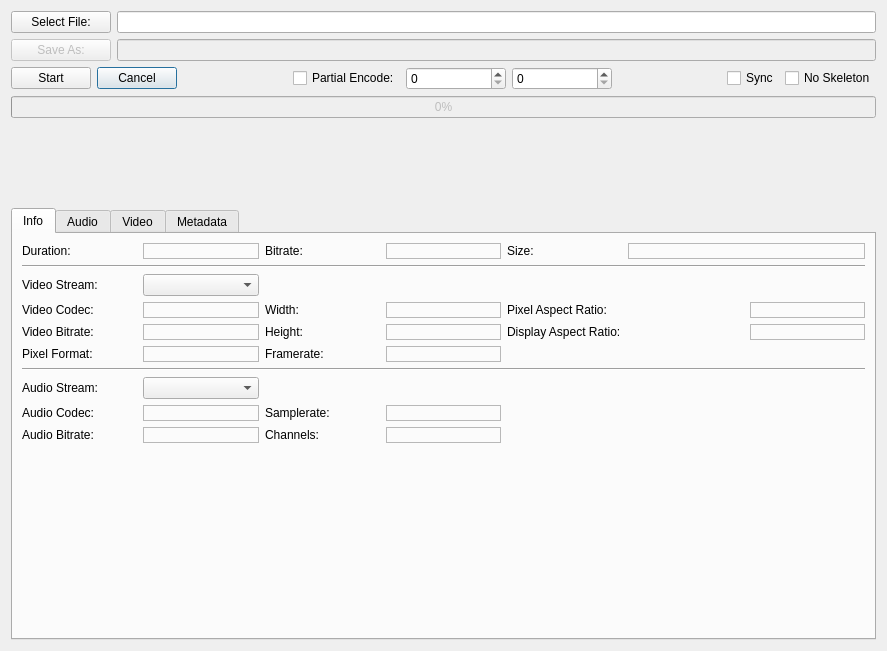
Above: src/dialog.ui from an146/qtheorafrontend before the change. Below: the same form after it.
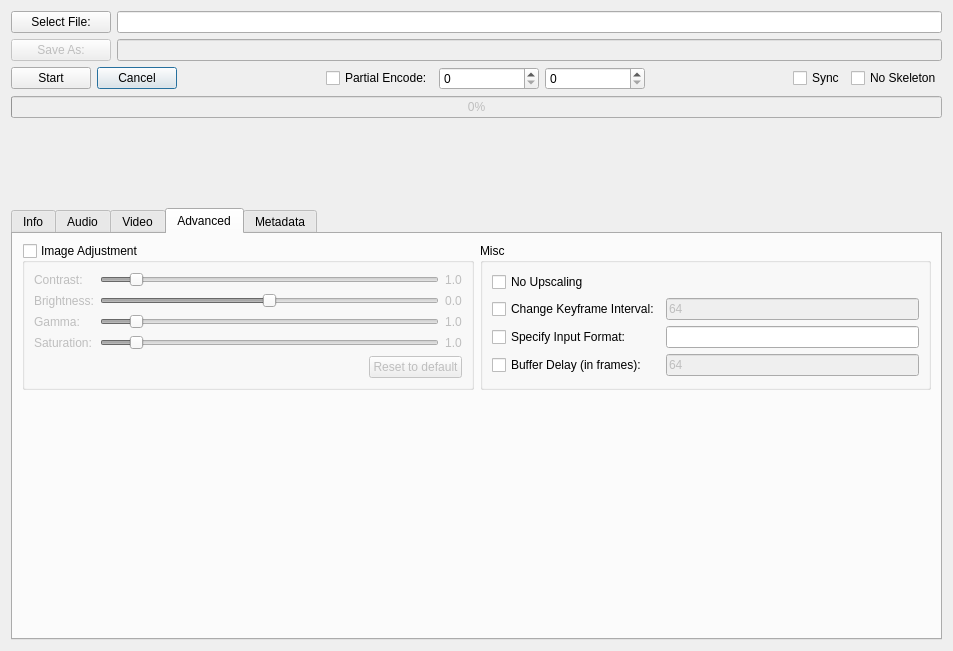
That is the form after the change. The open tabs and pages were chosen to show the change. Icons and pictures are not drawn. Custom widgets are drawn as their Qt base class.

Commit message: Advanced tab; some UI code cleanup

```diff
--- a/src/dialog.ui
+++ b/src/dialog.ui
@@ -6,7 +6,7 @@
    <rect>
     <x>0</x>
     <y>0</y>
-    <width>887</width>
+    <width>953</width>
     <height>651</height>
    </rect>
   </property>
@@ -1493,6 +1493,264 @@
        </item>
       </layout>
      </widget>
+     <widget class="QWidget" name="advanced">
+      <attribute name="title">
+       <string>Advanced</string>
+      </attribute>
+      <layout class="QGridLayout" name="gridLayout_5">
+       <item row="0" column="1">
+        <widget class="QGroupBox" name="groupBox_6">
+         <property name="title">
+          <string>Misc</string>
+         </property>
+         <layout class="QGridLayout" name="gridLayout_8">
+          <item row="0" column="0">
+           <widget class="QCheckBox" name="advanced_no_upscaling">
+            <property name="toolTip">
+             <string>Only scale video or resample audio
+if input is bigger than provided parameters</string>
+            </property>
+            <property name="text">
+             <string>No Upscaling</string>
+            </property>
+           </widget>
+          </item>
+          <item row="1" column="0">
+           <widget class="QCheckBox" name="advanced_keyint">
+            <property name="text">
+             <string>Change Keyframe Interval:</string>
+            </property>
+           </widget>
+          </item>
+          <item row="2" column="0">
+           <widget class="QCheckBox" name="advanced_format">
+            <property name="text">
+             <string>Specify Input Format:</string>
+            </property>
+           </widget>
+          </item>
+          <item row="3" column="0">
+           <widget class="QCheckBox" name="advanced_bdelay">
+            <property name="toolTip">
+             <string>(Only works in bitrate mode)
+Longer delays allow smoother rate adaptation
+and provide better overall quality, but require
+more client side buffering and add latency.</string>
+            </property>
+            <property name="text">
+             <string>Buffer Delay (in frames):</string>
+            </property>
+           </widget>
+          </item>
+          <item row="3" column="1">
+           <widget class="QLineEdit" name="advanced_bdelay_value">
+            <property name="enabled">
+             <bool>false</bool>
+            </property>
+            <property name="text">
+             <string>64</string>
+            </property>
+           </widget>
+          </item>
+          <item row="2" column="1">
+           <widget class="QLineEdit" name="advanced_format_value"/>
+          </item>
+          <item row="1" column="1">
+           <widget class="QLineEdit" name="advanced_keyint_value">
+            <property name="enabled">
+             <bool>false</bool>
+            </property>
+            <property name="text">
+             <string>64</string>
+            </property>
+           </widget>
+          </item>
+         </layout>
+        </widget>
+       </item>
+       <item row="0" column="0">
+        <widget class="QGroupBox" name="advanced_adjust">
+         <property name="title">
+          <string>Image Adjustment</string>
+         </property>
+         <property name="checkable">
+          <bool>true</bool>
+         </property>
+         <property name="checked">
+          <bool>false</bool>
+         </property>
+         <layout class="QGridLayout" name="gridLayout_6">
+          <item row="0" column="0">
+           <widget class="QLabel" name="label_31">
+            <property name="text">
+             <string>Contrast:</string>
+            </property>
+           </widget>
+          </item>
+          <item row="0" column="1">
+           <widget class="QSlider" name="advanced_contrast">
+            <property name="minimum">
+             <number>1</number>
+            </property>
+            <property name="maximum">
+             <number>100</number>
+            </property>
+            <property name="value">
+             <number>10</number>
+            </property>
+            <property name="orientation">
+             <enum>Qt::Horizontal</enum>
+            </property>
+           </widget>
+          </item>
+          <item row="0" column="2">
+           <widget class="QLabel" name="advanced_contrast_label">
+            <property name="text">
+             <string>1.0</string>
+            </property>
+            <property name="alignment">
+             <set>Qt::AlignCenter</set>
+            </property>
+           </widget>
+          </item>
+          <item row="1" column="0">
+           <widget class="QLabel" name="label_40">
+            <property name="text">
+             <string>Brightness:</string>
+            </property>
+           </widget>
+          </item>
+          <item row="1" column="1">
+           <widget class="QSlider" name="advanced_brightness">
+            <property name="minimum">
+             <number>-10</number>
+            </property>
+            <property name="maximum">
+             <number>10</number>
+            </property>
+            <property name="orientation">
+             <enum>Qt::Horizontal</enum>
+            </property>
+           </widget>
+          </item>
+          <item row="1" column="2">
+           <widget class="QLabel" name="advanced_brightness_label">
+            <property name="text">
+             <string>0.0</string>
+            </property>
+            <property name="alignment">
+             <set>Qt::AlignCenter</set>
+            </property>
+           </widget>
+          </item>
+          <item row="2" column="0">
+           <widget class="QLabel" name="label_41">
+            <property name="text">
+             <string>Gamma:</string>
+            </property>
+           </widget>
+          </item>
+          <item row="2" column="2">
+           <widget class="QLabel" name="advanced_gamma_label">
+            <property name="text">
+             <string>1.0</string>
+            </property>
+            <property name="alignment">
+             <set>Qt::AlignCenter</set>
+            </property>
+           </widget>
+          </item>
+          <item row="3" column="0">
+           <widget class="QLabel" name="label_42">
+            <property name="text">
+             <string>Saturation:</string>
+            </property>
+           </widget>
+          </item>
+          <item row="3" column="2">
+           <widget class="QLabel" name="advanced_saturation_label">
+            <property name="text">
+             <string>1.0</string>
+            </property>
+            <property name="alignment">
+             <set>Qt::AlignCenter</set>
+            </property>
+           </widget>
+          </item>
+          <item row="2" column="1">
+           <widget class="QSlider" name="advanced_gamma">
+            <property name="minimum">
+             <number>1</number>
+            </property>
+            <property name="maximum">
+             <number>100</number>
+            </property>
+            <property name="value">
+             <number>10</number>
+            </property>
+            <property name="orientation">
+             <enum>Qt::Horizontal</enum>
+            </property>
+           </widget>
+          </item>
+          <item row="3" column="1">
+           <widget class="QSlider" name="advanced_saturation">
+            <property name="minimum">
+             <number>1</number>
+            </property>
+            <property name="maximum">
+             <number>100</number>
+            </property>
+            <property name="value">
+             <number>10</number>
+            </property>
+            <property name="orientation">
+             <enum>Qt::Horizontal</enum>
+            </property>
+           </widget>
+          </item>
+          <item row="4" column="0" colspan="3">
+           <layout class="QHBoxLayout" name="horizontalLayout_4">
+            <item>
+             <spacer name="horizontalSpacer_12">
+              <property name="orientation">
+               <enum>Qt::Horizontal</enum>
+              </property>
+              <property name="sizeHint" stdset="0">
+               <size>
+                <width>40</width>
+                <height>20</height>
+               </size>
+              </property>
+             </spacer>
+            </item>
+            <item>
+             <widget class="QPushButton" name="advanced_adjust_reset">
+              <property name="text">
+               <string>Reset to default</string>
+              </property>
+             </widget>
+            </item>
+           </layout>
+          </item>
+         </layout>
+        </widget>
+       </item>
+       <item row="1" column="0">
+        <spacer name="verticalSpacer_12">
+         <property name="orientation">
+          <enum>Qt::Vertical</enum>
+         </property>
+         <property name="sizeHint" stdset="0">
+          <size>
+           <width>20</width>
+           <height>40</height>
+          </size>
+         </property>
+        </spacer>
+       </item>
+      </layout>
+     </widget>
      <widget class="QWidget" name="metadata">
       <attribute name="title">
        <string>Metadata</string>
```
The commit also changes 2 other files.
